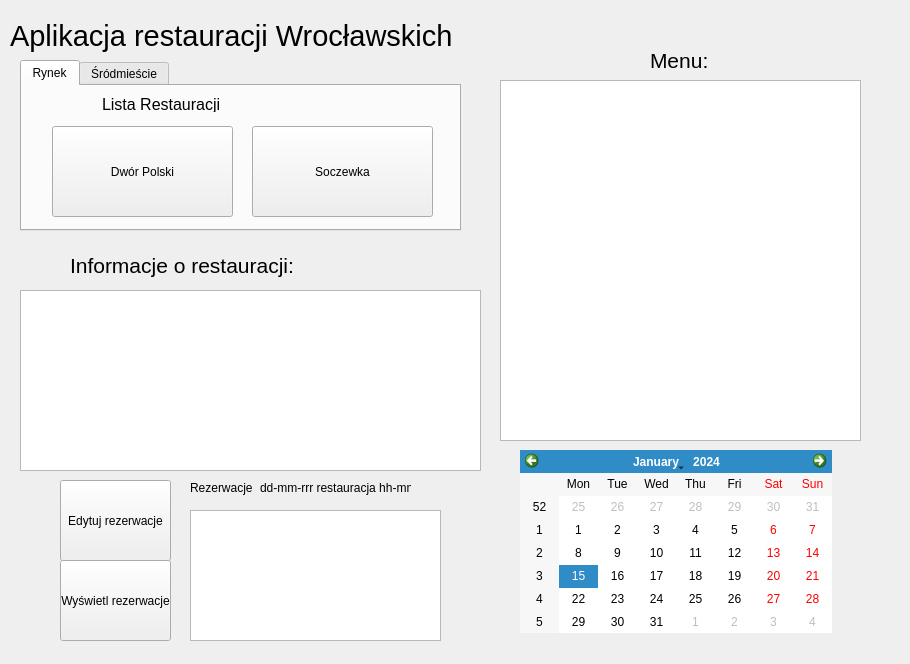
First picture: the form in mainwindow.ui, repository Johny250353/projek1, before the edit.
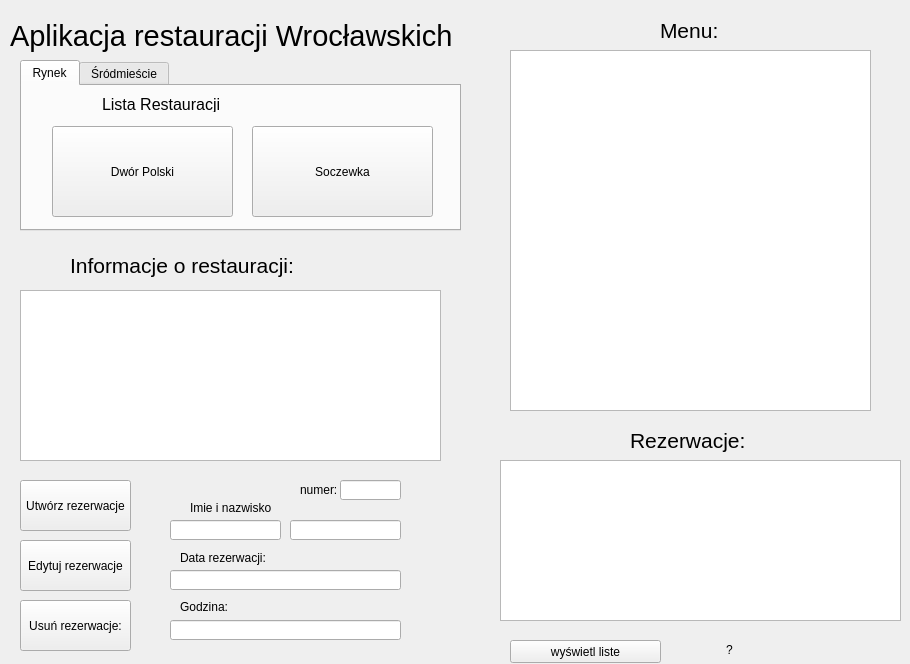
Second picture: the form after the edit. The open tabs and pages were chosen to show the change.

Diff of the .ui file:
```diff
--- a/mainwindow.ui
+++ b/mainwindow.ui
@@ -14,28 +14,6 @@
    <string>MainWindow</string>
   </property>
   <widget class="QWidget" name="centralwidget">
-   <widget class="QCalendarWidget" name="calendarWidget">
-    <property name="geometry">
-     <rect>
-      <x>520</x>
-      <y>450</y>
-      <width>312</width>
-      <height>183</height>
-     </rect>
-    </property>
-    <property name="acceptDrops">
-     <bool>false</bool>
-    </property>
-    <property name="toolTipDuration">
-     <number>0</number>
-    </property>
-    <property name="layoutDirection">
-     <enum>Qt::LeftToRight</enum>
-    </property>
-    <property name="autoFillBackground">
-     <bool>false</bool>
-    </property>
-   </widget>
    <widget class="QTabWidget" name="tabWidget">
     <property name="geometry">
      <rect>
@@ -150,8 +128,8 @@
    <widget class="QLabel" name="label">
     <property name="geometry">
      <rect>
-      <x>650</x>
-      <y>40</y>
+      <x>660</x>
+      <y>10</y>
       <width>71</width>
       <height>41</height>
      </rect>
@@ -188,7 +166,7 @@
      <rect>
       <x>70</x>
       <y>250</y>
-      <width>301</width>
+      <width>241</width>
       <height>31</height>
      </rect>
     </property>
@@ -204,10 +182,10 @@
    <widget class="QPushButton" name="button_rezerw1">
     <property name="geometry">
      <rect>
-      <x>60</x>
-      <y>480</y>
+      <x>20</x>
+      <y>540</y>
       <width>111</width>
-      <height>81</height>
+      <height>51</height>
      </rect>
     </property>
     <property name="text">
@@ -217,43 +195,33 @@
    <widget class="QPushButton" name="button_unreserw1">
     <property name="geometry">
      <rect>
-      <x>60</x>
-      <y>560</y>
+      <x>20</x>
+      <y>600</y>
       <width>111</width>
-      <height>81</height>
+      <height>51</height>
      </rect>
     </property>
     <property name="text">
-     <string>Wyświetl rezerwacje</string>
+     <string>Usuń rezerwacje:</string>
     </property>
    </widget>
    <widget class="QTextBrowser" name="textmenu">
     <property name="geometry">
      <rect>
-      <x>500</x>
-      <y>80</y>
+      <x>510</x>
+      <y>50</y>
       <width>361</width>
       <height>361</height>
      </rect>
     </property>
    </widget>
-   <widget class="QPlainTextEdit" name="plainTextEdit_2">
-    <property name="geometry">
-     <rect>
-      <x>190</x>
-      <y>510</y>
-      <width>251</width>
-      <height>131</height>
-     </rect>
-    </property>
-   </widget>
-   <widget class="QTextEdit" name="textEdit">
+   <widget class="QTextEdit" name="textinfo">
     <property name="geometry">
      <rect>
       <x>20</x>
       <y>290</y>
-      <width>461</width>
-      <height>181</height>
+      <width>421</width>
+      <height>171</height>
      </rect>
     </property>
    </widget>
@@ -261,26 +229,169 @@
     <property name="geometry">
      <rect>
       <x>190</x>
-      <y>480</y>
+      <y>500</y>
       <width>81</width>
       <height>16</height>
      </rect>
     </property>
     <property name="text">
-     <string>Rezerwacje</string>
+     <string>Imie i nazwisko:</string>
     </property>
    </widget>
    <widget class="QLabel" name="label_5">
     <property name="geometry">
      <rect>
-      <x>260</x>
+      <x>180</x>
+      <y>550</y>
+      <width>91</width>
+      <height>16</height>
+     </rect>
+    </property>
+    <property name="text">
+     <string>Data rezerwacji:</string>
+    </property>
+   </widget>
+   <widget class="QLabel" name="label_8">
+    <property name="geometry">
+     <rect>
+      <x>180</x>
+      <y>600</y>
+      <width>47</width>
+      <height>13</height>
+     </rect>
+    </property>
+    <property name="text">
+     <string>Godzina:</string>
+    </property>
+   </widget>
+   <widget class="QLabel" name="label_9">
+    <property name="geometry">
+     <rect>
+      <x>630</x>
+      <y>420</y>
+      <width>121</width>
+      <height>41</height>
+     </rect>
+    </property>
+    <property name="font">
+     <font>
+      <pointsize>16</pointsize>
+     </font>
+    </property>
+    <property name="text">
+     <string>Rezerwacje:</string>
+    </property>
+   </widget>
+   <widget class="QPushButton" name="button_utworz">
+    <property name="geometry">
+     <rect>
+      <x>20</x>
       <y>480</y>
+      <width>111</width>
+      <height>51</height>
+     </rect>
+    </property>
+    <property name="text">
+     <string>Utwórz rezerwacje</string>
+    </property>
+   </widget>
+   <widget class="QLabel" name="label_10">
+    <property name="geometry">
+     <rect>
+      <x>300</x>
+      <y>480</y>
+      <width>41</width>
+      <height>20</height>
+     </rect>
+    </property>
+    <property name="text">
+     <string>numer:</string>
+    </property>
+   </widget>
+   <widget class="QPushButton" name="button_wyswietl">
+    <property name="geometry">
+     <rect>
+      <x>510</x>
+      <y>640</y>
       <width>151</width>
-      <height>16</height>
+      <height>23</height>
      </rect>
     </property>
     <property name="text">
-     <string>dd-mm-rrr restauracja hh-mm</string>
+     <string>wyświetl liste</string>
+    </property>
+   </widget>
+   <widget class="QLineEdit" name="text_n">
+    <property name="geometry">
+     <rect>
+      <x>340</x>
+      <y>480</y>
+      <width>61</width>
+      <height>20</height>
+     </rect>
+    </property>
+   </widget>
+   <widget class="QLineEdit" name="text_name">
+    <property name="geometry">
+     <rect>
+      <x>170</x>
+      <y>520</y>
+      <width>111</width>
+      <height>20</height>
+     </rect>
+    </property>
+   </widget>
+   <widget class="QLineEdit" name="text_sur">
+    <property name="geometry">
+     <rect>
+      <x>290</x>
+      <y>520</y>
+      <width>111</width>
+      <height>20</height>
+     </rect>
+    </property>
+   </widget>
+   <widget class="QLineEdit" name="text_day">
+    <property name="geometry">
+     <rect>
+      <x>170</x>
+      <y>570</y>
+      <width>231</width>
+      <height>20</height>
+     </rect>
+    </property>
+   </widget>
+   <widget class="QLineEdit" name="text_h">
+    <property name="geometry">
+     <rect>
+      <x>170</x>
+      <y>620</y>
+      <width>231</width>
+      <height>20</height>
+     </rect>
+    </property>
+   </widget>
+   <widget class="QLabel" name="label_x">
+    <property name="geometry">
+     <rect>
+      <x>726</x>
+      <y>640</y>
+      <width>161</width>
+      <height>20</height>
+     </rect>
+    </property>
+    <property name="text">
+     <string>?</string>
+    </property>
+   </widget>
+   <widget class="QTableView" name="tableView">
+    <property name="geometry">
+     <rect>
+      <x>500</x>
+      <y>460</y>
+      <width>401</width>
+      <height>161</height>
+     </rect>
     </property>
    </widget>
   </widget>
```
Left out of the diff: 11 changed lines with no effect on the pictures.
